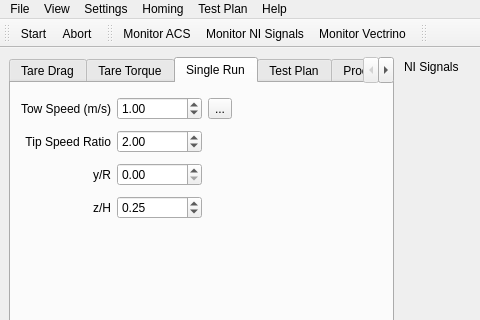
Old version of the form mainwindow.ui in the repository petebachant/TurbineDAQ; both pictures show x 0 to 480 and y 0 to 320 of the 1186 by 960 pixel window.
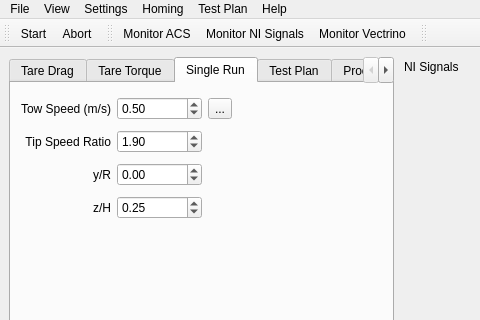
New version of the form. The open tabs and pages were chosen to show the change. Icons and pictures are not drawn. Custom widgets are drawn as their Qt base class.

What changed in the file:
```diff
--- a/mainwindow.ui
+++ b/mainwindow.ui
@@ -226,7 +226,17 @@
         </property>
         <layout class="QGridLayout" name="gridLayout_4">
          <item row="2" column="1">
-          <widget class="QDoubleSpinBox" name="doubleSpinBox_singleRun_y_R"/>
+          <widget class="QDoubleSpinBox" name="doubleSpinBox_singleRun_y_R">
+           <property name="minimum">
+            <double>-3.000000000000000</double>
+           </property>
+           <property name="maximum">
+            <double>3.000000000000000</double>
+           </property>
+           <property name="singleStep">
+            <double>0.100000000000000</double>
+           </property>
+          </widget>
          </item>
          <item row="0" column="0">
           <widget class="QLabel" name="label_3">
@@ -247,7 +257,7 @@
             <double>0.100000000000000</double>
            </property>
            <property name="value">
-            <double>1.000000000000000</double>
+            <double>0.500000000000000</double>
            </property>
           </widget>
          </item>
@@ -270,7 +280,7 @@
             <double>0.100000000000000</double>
            </property>
            <property name="value">
-            <double>2.000000000000000</double>
+            <double>1.900000000000000</double>
            </property>
           </widget>
          </item>
```
Left out of the diff: 2 changed lines with no effect on the pictures.
